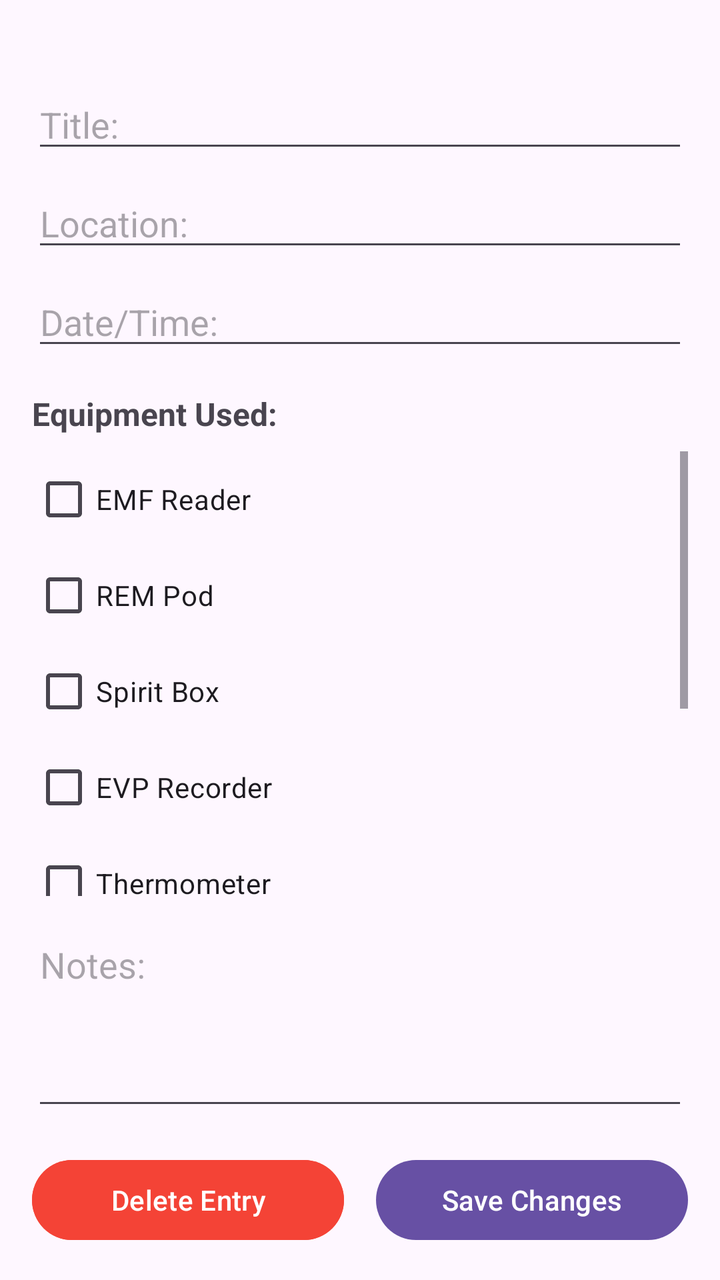
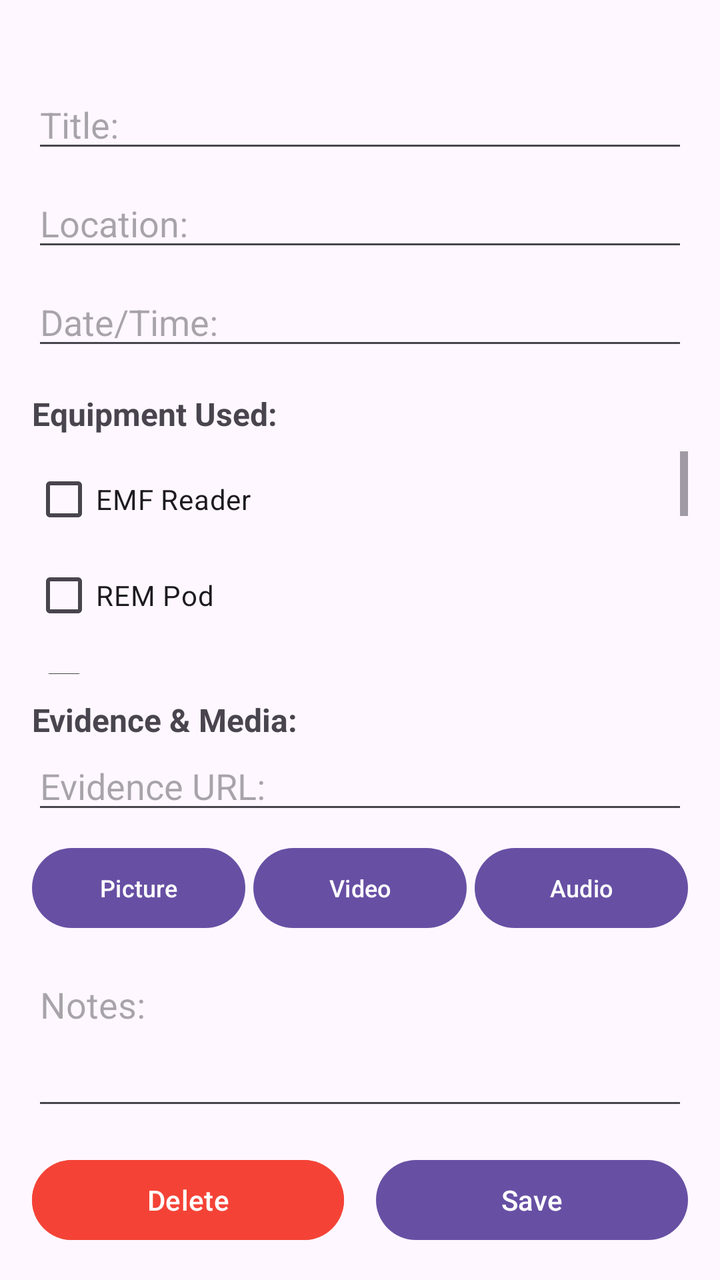

Before-and-after screenshots of an Android layout around one commit, followed by the original layout XML and the change that was made.
<!-- AndroidManifest.xml: application theme Theme.SpiritLog -->
<!-- res/layout/activity_entry_edit.xml -->
<?xml version="1.0" encoding="utf-8"?>
<androidx.constraintlayout.widget.ConstraintLayout
    xmlns:android="http://schemas.android.com/apk/res/android"
    xmlns:app="http://schemas.android.com/apk/res-auto"
    android:layout_width="match_parent"
    android:layout_height="match_parent"
    android:padding="16dp">

    
    <EditText
        android:id="@+id/etEditTitle"
        android:layout_width="0dp"
        android:layout_height="wrap_content"
        android:hint="Title:"
        android:inputType="textCapWords"
        android:layout_marginTop="24dp"
        app:layout_constraintTop_toTopOf="parent"
        app:layout_constraintStart_toStartOf="parent"
        app:layout_constraintEnd_toEndOf="parent"/>

    
    <EditText
        android:id="@+id/etEditLocation"
        android:layout_width="0dp"
        android:layout_height="wrap_content"
        android:hint="Location:"
        android:inputType="textCapWords"
        android:layout_marginTop="8dp"
        app:layout_constraintTop_toBottomOf="@id/etEditTitle"
        app:layout_constraintStart_toStartOf="parent"
        app:layout_constraintEnd_toEndOf="parent"/>

    
    <EditText
        android:id="@+id/etEditDateTime"
        android:layout_width="0dp"
        android:layout_height="wrap_content"
        android:clickable="true"
        android:focusable="false"
        android:hint="Date/Time:"
        android:layout_marginTop="8dp"
        app:layout_constraintTop_toBottomOf="@id/etEditLocation"
        app:layout_constraintStart_toStartOf="parent"
        app:layout_constraintEnd_toEndOf="parent"/>

    <TextView
        android:id="@+id/tvEditEquipmentLabel"
        android:layout_width="wrap_content"
        android:layout_height="wrap_content"
        android:layout_marginTop="16dp"
        android:text="Equipment Used:"
        android:textSize="16sp"
        android:textStyle="bold"
        app:layout_constraintTop_toBottomOf="@id/etEditDateTime"
        app:layout_constraintStart_toStartOf="parent"/>

    <ScrollView
        android:id="@+id/svEditEquipment"
        android:layout_width="0dp"
        android:layout_height="0dp"
        android:layout_marginTop="8dp"
        android:layout_marginBottom="12dp"
        app:layout_constraintTop_toBottomOf="@id/tvEditEquipmentLabel"
        app:layout_constraintBottom_toTopOf="@id/etEditNotes"
        app:layout_constraintStart_toStartOf="parent"
        app:layout_constraintEnd_toEndOf="parent">

        <LinearLayout
            android:id="@+id/llEditEquipLayout"
            android:layout_width="match_parent"
            android:layout_height="wrap_content"
            android:orientation="vertical">

            <CheckBox
                android:id="@+id/cbEditEmfReader"
                android:layout_width="match_parent"
                android:layout_height="wrap_content"
                android:text="EMF Reader"/>

            <CheckBox
                android:id="@+id/cbEditRemPod"
                android:layout_width="match_parent"
                android:layout_height="wrap_content"
                android:text="REM Pod"/>

            <CheckBox
                android:id="@+id/cbEditSpiritBox"
                android:layout_width="match_parent"
                android:layout_height="wrap_content"
                android:text="Spirit Box"/>

            <CheckBox
                android:id="@+id/cbEditEvpRecorder"
                android:layout_width="match_parent"
                android:layout_height="wrap_content"
                android:text="EVP Recorder"/>

            <CheckBox
                android:id="@+id/cbEditThermometer"
                android:layout_width="match_parent"
                android:layout_height="wrap_content"
                android:text="Thermometer"/>

            <CheckBox
                android:id="@+id/cbEditAudioRecorder"
                android:layout_width="match_parent"
                android:layout_height="wrap_content"
                android:text="Audio Recorder"/>

            <CheckBox
                android:id="@+id/cbEditCatBall"
                android:layout_width="match_parent"
                android:layout_height="wrap_content"
                android:text="Motion Sensing Cat Balls"/>

            <CheckBox
                android:id="@+id/cbEditThermalImager"
                android:layout_width="match_parent"
                android:layout_height="wrap_content"
                android:text="Thermal Imager"/>

        </LinearLayout>

    </ScrollView>

    
    <EditText
        android:id="@+id/etEditNotes"
        android:layout_width="0dp"
        android:layout_height="100dp"
        android:hint="Notes:"
        android:gravity="top"
        android:inputType="textMultiLine"
        android:layout_marginBottom="16dp"
        app:layout_constraintBottom_toTopOf="@id/llButtons"
        app:layout_constraintStart_toStartOf="parent"
        app:layout_constraintEnd_toEndOf="parent"/>

    
    <LinearLayout
        android:id="@+id/llButtons"
        android:layout_width="0dp"
        android:layout_height="wrap_content"
        android:orientation="horizontal"
        app:layout_constraintBottom_toBottomOf="parent"
        app:layout_constraintStart_toStartOf="parent"
        app:layout_constraintEnd_toEndOf="parent">

        <Button
            android:id="@+id/btnDeleteEntry"
            android:layout_width="0dp"
            android:layout_height="wrap_content"
            android:layout_weight="1"
            android:layout_marginEnd="8dp"
            android:text="Delete Entry"
            android:backgroundTint="#F44336"/>

        <Button
            android:id="@+id/btnSaveChanges"
            android:layout_width="0dp"
            android:layout_height="wrap_content"
            android:layout_weight="1"
            android:layout_marginStart="8dp"
            android:text="Save Changes"/>

    </LinearLayout>

</androidx.constraintlayout.widget.ConstraintLayout>
<!-- resources referenced by this layout -->
<resources>
  <style name="Theme.SpiritLog" parent="Base.Theme.SpiritLog" />
  <style name="Base.Theme.SpiritLog" parent="Theme.Material3.DayNight">
          
          
      </style>
</resources>

<!-- the commit's change to res/layout/activity_entry_edit.xml (unified diff, before → after) -->
@@ -6,7 +6,6 @@
     android:layout_height="match_parent"
     android:padding="16dp">
 
-    
     <EditText
         android:id="@+id/etEditTitle"
         android:layout_width="0dp"
@@ -18,7 +17,6 @@
         app:layout_constraintStart_toStartOf="parent"
         app:layout_constraintEnd_toEndOf="parent"/>
 
-    
     <EditText
         android:id="@+id/etEditLocation"
         android:layout_width="0dp"
@@ -30,7 +28,6 @@
         app:layout_constraintStart_toStartOf="parent"
         app:layout_constraintEnd_toEndOf="parent"/>
 
-    
     <EditText
         android:id="@+id/etEditDateTime"
         android:layout_width="0dp"
@@ -61,7 +58,7 @@
         android:layout_marginTop="8dp"
         android:layout_marginBottom="12dp"
         app:layout_constraintTop_toBottomOf="@id/tvEditEquipmentLabel"
-        app:layout_constraintBottom_toTopOf="@id/etEditNotes"
+        app:layout_constraintBottom_toTopOf="@id/tvEditEvidenceLabel"
         app:layout_constraintStart_toStartOf="parent"
         app:layout_constraintEnd_toEndOf="parent">
 
@@ -70,73 +67,66 @@
             android:layout_width="match_parent"
             android:layout_height="wrap_content"
             android:orientation="vertical">
-
-            <CheckBox
-                android:id="@+id/cbEditEmfReader"
-                android:layout_width="match_parent"
-                android:layout_height="wrap_content"
-                android:text="EMF Reader"/>
-
-            <CheckBox
-                android:id="@+id/cbEditRemPod"
-                android:layout_width="match_parent"
-                android:layout_height="wrap_content"
-                android:text="REM Pod"/>
-
-            <CheckBox
-                android:id="@+id/cbEditSpiritBox"
-                android:layout_width="match_parent"
-                android:layout_height="wrap_content"
-                android:text="Spirit Box"/>
-
-            <CheckBox
-                android:id="@+id/cbEditEvpRecorder"
-                android:layout_width="match_parent"
-                android:layout_height="wrap_content"
-                android:text="EVP Recorder"/>
-
-            <CheckBox
-                android:id="@+id/cbEditThermometer"
-                android:layout_width="match_parent"
-                android:layout_height="wrap_content"
-                android:text="Thermometer"/>
-
-            <CheckBox
-                android:id="@+id/cbEditAudioRecorder"
-                android:layout_width="match_parent"
-                android:layout_height="wrap_content"
-                android:text="Audio Recorder"/>
-
-            <CheckBox
-                android:id="@+id/cbEditCatBall"
-                android:layout_width="match_parent"
-                android:layout_height="wrap_content"
-                android:text="Motion Sensing Cat Balls"/>
-
-            <CheckBox
-                android:id="@+id/cbEditThermalImager"
-                android:layout_width="match_parent"
-                android:layout_height="wrap_content"
-                android:text="Thermal Imager"/>
-
+            <CheckBox android:id="@+id/cbEditEmfReader" android:layout_width="match_parent" android:layout_height="wrap_content" android:text="EMF Reader"/>
+            <CheckBox android:id="@+id/cbEditRemPod" android:layout_width="match_parent" android:layout_height="wrap_content" android:text="REM Pod"/>
+            <CheckBox android:id="@+id/cbEditSpiritBox" android:layout_width="match_parent" android:layout_height="wrap_content" android:text="Spirit Box"/>
+            <CheckBox android:id="@+id/cbEditEvpRecorder" android:layout_width="match_parent" android:layout_height="wrap_content" android:text="EVP Recorder"/>
+            <CheckBox android:id="@+id/cbEditThermometer" android:layout_width="match_parent" android:layout_height="wrap_content" android:text="Thermometer"/>
+            <CheckBox android:id="@+id/cbEditAudioRecorder" android:layout_width="match_parent" android:layout_height="wrap_content" android:text="Audio Recorder"/>
+            <CheckBox android:id="@+id/cbEditCatBall" android:layout_width="match_parent" android:layout_height="wrap_content" android:text="Motion Sensing Cat Balls"/>
+            <CheckBox android:id="@+id/cbEditThermalImager" android:layout_width="match_parent" android:layout_height="wrap_content" android:text="Thermal Imager"/>
         </LinearLayout>
-
     </ScrollView>
 
-    
+    <TextView
+        android:id="@+id/tvEditEvidenceLabel"
+        android:layout_width="wrap_content"
+        android:layout_height="wrap_content"
+        android:layout_marginTop="12dp"
+        android:text="Evidence &amp; Media:"
+        android:textSize="16sp"
+        android:textStyle="bold"
+        app:layout_constraintTop_toBottomOf="@id/svEditEquipment"
+        app:layout_constraintStart_toStartOf="parent"/>
+
+    <EditText
+        android:id="@+id/etEditEvidenceUrl"
+        android:layout_width="0dp"
+        android:layout_height="wrap_content"
+        android:hint="Evidence URL:"
+        android:inputType="textUri"
+        app:layout_constraintTop_toBottomOf="@id/tvEditEvidenceLabel"
+        app:layout_constraintStart_toStartOf="parent"
+        app:layout_constraintEnd_toEndOf="parent"/>
+
+    <LinearLayout
+        android:id="@+id/llEditMediaButtons"
+        android:layout_width="0dp"
+        android:layout_height="wrap_content"
+        android:orientation="horizontal"
+        android:layout_marginTop="8dp"
+        app:layout_constraintTop_toBottomOf="@id/etEditEvidenceUrl"
+        app:layout_constraintStart_toStartOf="parent"
+        app:layout_constraintEnd_toEndOf="parent">
+        <Button android:id="@+id/btnEditImage" android:layout_width="0dp" android:layout_height="wrap_content" android:layout_weight="1" android:text="Picture" android:textSize="12sp"/>
+        <Button android:id="@+id/btnEditVideo" android:layout_width="0dp" android:layout_height="wrap_content" android:layout_weight="1" android:text="Video" android:textSize="12sp" android:layout_marginHorizontal="4dp"/>
+        <Button android:id="@+id/btnEditAudio" android:layout_width="0dp" android:layout_height="wrap_content" android:layout_weight="1" android:text="Audio" android:textSize="12sp"/>
+    </LinearLayout>
+
     <EditText
         android:id="@+id/etEditNotes"
         android:layout_width="0dp"
-        android:layout_height="100dp"
+        android:layout_height="80dp"
         android:hint="Notes:"
         android:gravity="top"
         android:inputType="textMultiLine"
+        android:layout_marginTop="12dp"
         android:layout_marginBottom="16dp"
+        app:layout_constraintTop_toBottomOf="@id/llEditMediaButtons"
         app:layout_constraintBottom_toTopOf="@id/llButtons"
         app:layout_constraintStart_toStartOf="parent"
         app:layout_constraintEnd_toEndOf="parent"/>
 
-    
     <LinearLayout
         android:id="@+id/llButtons"
         android:layout_width="0dp"
@@ -145,24 +135,18 @@
         app:layout_constraintBottom_toBottomOf="parent"
         app:layout_constraintStart_toStartOf="parent"
         app:layout_constraintEnd_toEndOf="parent">
-
-        <Button
-            android:id="@+id/btnDeleteEntry"
-            android:layout_width="0dp"
-            android:layout_height="wrap_content"
-            android:layout_weight="1"
-            android:layout_marginEnd="8dp"
-            android:text="Delete Entry"
-            android:backgroundTint="#F44336"/>
-
-        <Button
-            android:id="@+id/btnSaveChanges"
-            android:layout_width="0dp"
-            android:layout_height="wrap_content"
-            android:layout_weight="1"
-            android:layout_marginStart="8dp"
-            android:text="Save Changes"/>
-
+        <Button android:id="@+id/btnDeleteEntry" android:layout_width="0dp" android:layout_height="wrap_content" android:layout_weight="1" android:layout_marginEnd="8dp" android:text="Delete" android:backgroundTint="#F44336"/>
+        <Button android:id="@+id/btnSaveChanges" android:layout_width="0dp" android:layout_height="wrap_content" android:layout_weight="1" android:layout_marginStart="8dp" android:text="Save"/>
     </LinearLayout>
 
+    <ProgressBar
+        android:id="@+id/pbEditSaving"
+        android:layout_width="wrap_content"
+        android:layout_height="wrap_content"
+        android:visibility="gone"
+        app:layout_constraintTop_toTopOf="parent"
+        app:layout_constraintBottom_toBottomOf="parent"
+        app:layout_constraintStart_toStartOf="parent"
+        app:layout_constraintEnd_toEndOf="parent"/>
+
 </androidx.constraintlayout.widget.ConstraintLayout>
